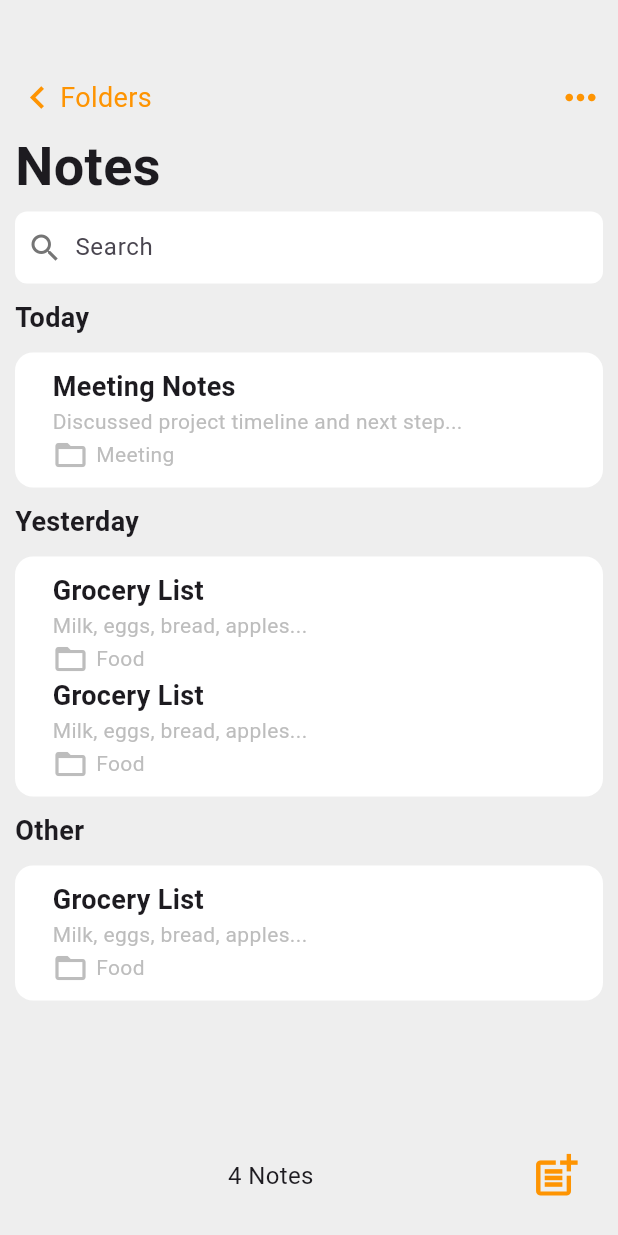
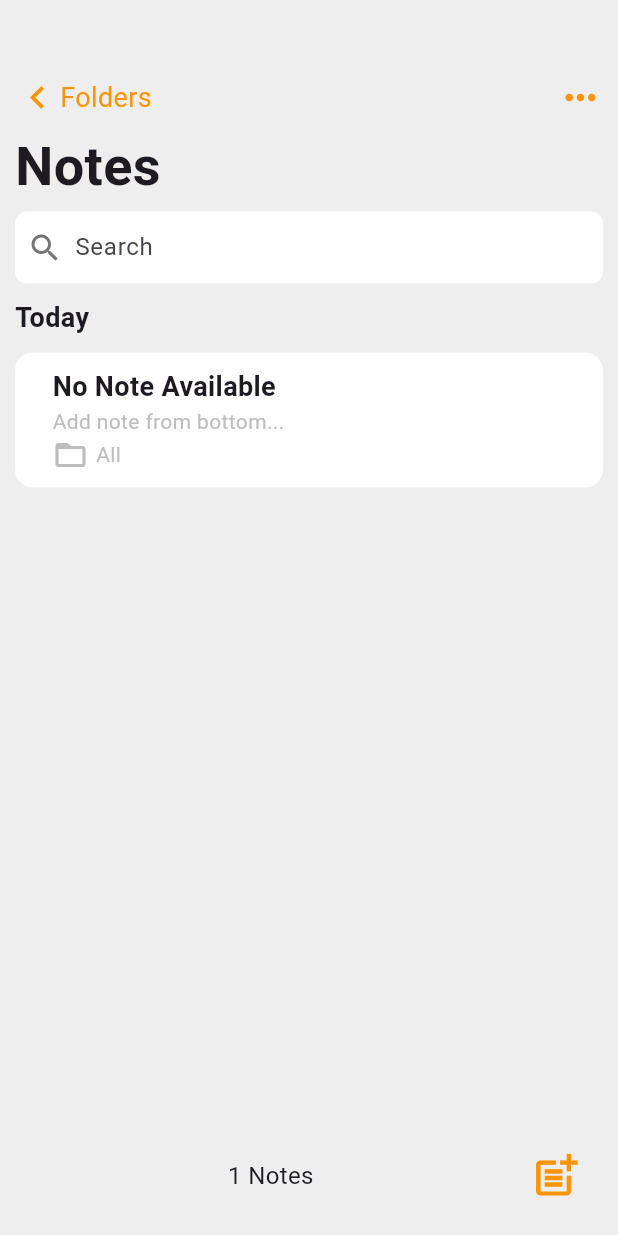
Before and after one commit to Ali01129/todo_android-app, a Flutter app: the screen it shows after launch, on a phone screen of 412 x 824 dp. Run offline on Flutter 3.47's test engine with Material 3 defaults, Android fonts, the phone set to English and light mode, and no system bars; drawn by our look-alikes of flutter_slidable; our stand-ins replace hive_flutter; accounts and stored records are empty.

Commit message:
edit note + hive

```diff
--- a/lib/data/newDatabase.dart
+++ b/lib/data/newDatabase.dart
@@ -1,68 +1,88 @@
+import 'package:hive_flutter/hive_flutter.dart';
+
 class Note {
-  final DateTime timestamp;
-  final String heading;
-  final String note;
+  DateTime timestamp;
+  String heading;
+  String note;
   final String folder;
 
-  Note({required this.timestamp, required this.heading, required this.note,required this.folder});
+  Note({
+    required this.timestamp,
+    required this.heading,
+    required this.note,
+    required this.folder,
+  });
+
+  // Convert Note object to Map
+  Map<String, dynamic> toMap() {
+    return {
+      'timestamp': timestamp.toIso8601String(),
+      'heading': heading,
+      'note': note,
+      'folder': folder,
+    };
+  }
+
+  // Convert Map to Note object
+  factory Note.fromMap(Map<String, dynamic> map) {
+    return Note(
+      timestamp: DateTime.parse(map['timestamp']),
+      heading: map['heading'],
+      note: map['note'],
+      folder: map['folder'],
+    );
+  }
 }
 
-List<Note> notes = [
-  Note(
+List<Note> notes = [];
+
+void createInitialData() {
+  Note newNote = Note(
+    heading: 'No Note Available',
+    note: 'Add note from bottom',
+    folder: 'All',
     timestamp: DateTime.now(),
-    heading: 'Meeting Notes',
-    note: 'Discussed project timeline and next steps.',
-    folder:'Meeting',
-  ),
-  Note(
-    timestamp: DateTime.now().subtract(Duration(days: 1)),
-    heading: 'Grocery List',
-    note: 'Milk, eggs, bread, apples',
-    folder: "Food",
-  ),
-  Note(
-    timestamp: DateTime.now().subtract(Duration(days: 5)),
-    heading: 'Grocery List',
-    note: 'Milk, eggs, bread, apples',
-    folder: "Food",
-  ),
-  Note(
-    timestamp: DateTime.now().subtract(Duration(days: 1)),
-    heading: 'Grocery List',
-    note: 'Milk, eggs, bread, apples',
-    folder: "Food",
-  ),
-];
+  );
+  notes.add(newNote);
+  updateDatabase();
+}
 
 List<Note> getNotesForToday() {
+  loadData();
   final today = DateTime.now();
-  return notes.where((note) => note.timestamp.year == today.year &&
+  return notes.where((note) =>
+  note.timestamp.year == today.year &&
       note.timestamp.month == today.month &&
-      note.timestamp.day == today.day).toList();
+      note.timestamp.day == today.day
+  ).toList();
 }
 
 List<Note> getNotesForYesterday() {
+  loadData();
   final yesterday = DateTime.now().subtract(Duration(days: 1));
-  return notes.where((note) => note.timestamp.year == yesterday.year &&
+  return notes.where((note) =>
+  note.timestamp.year == yesterday.year &&
       note.timestamp.month == yesterday.month &&
-      note.timestamp.day == yesterday.day).toList();
+      note.timestamp.day == yesterday.day
+  ).toList();
 }
 
 List<Note> getOtherNotes() {
+  loadData();
   final today = DateTime.now();
   final yesterday = today.subtract(Duration(days: 1));
   return notes.where((note) {
     final noteDate = note.timestamp;
     return !(noteDate.year == today.year &&
         noteDate.month == today.month &&
-        noteDate.day == today.day) && // Exclude today
+        noteDate.day == today.day) &&
         !(noteDate.year == yesterday.year &&
             noteDate.month == yesterday.month &&
-            noteDate.day == yesterday.day); // Exclude yesterday
+            noteDate.day == yesterday.day);
   }).toList();
 }
 
-//adding notes function
+// Adding notes function
 void addNote(String? heading, String? note, String folder) {
   if (heading == null || heading.isEmpty || note == null || note.isEmpty) {
     return;
@@ -74,10 +94,46 @@ void addNote(String? heading, String? note, String folder) {
     timestamp: DateTime.now(),
   );
   notes.add(newNote);
+  updateDatabase();
 }
 
+// Edit notes
+void editNotes(String? oldHeading, String? oldNote, String? heading, String? note) {
+  if (oldHeading == null || oldNote == null || heading == null || note == null) {
+    return;
+  }
+  int index = notes.indexWhere((n) => n.heading == oldHeading && n.note == oldNote);
+  if (index == -1) {
+    return;
+  }
+  notes[index].heading = heading;
+  notes[index].note = note;
+  notes[index].timestamp = DateTime.now();
+  updateDatabase();
+}
 
-//delete notes
-void deleteNote(String heading,String folder){
-  notes.removeWhere((note)=> note.heading==heading && note.folder==folder);
+// Delete notes
+void deleteNote(String heading, String folder) {
+  notes.removeWhere((note) => note.heading == heading && note.folder == folder);
+  updateDatabase();
 }
+
+final _mybox = Hive.box("notes-app");
+
+// Load data from the database
+void loadData() {
+  final data = _mybox.get("notes");
+  if (data != null) {
+    notes = List<Map<dynamic, dynamic>>.from(data)
+        .map((noteMap) => Note.fromMap(Map<String, dynamic>.from(noteMap)))
+        .toList();
+  } else {
+    notes = []; // Initialize with an empty list if no data is found
+  }
+}
+
+// Update the database
+void updateDatabase() {
+  final noteMaps = notes.map((note) => note.toMap()).toList();
+  _mybox.put("notes", noteMaps);
+}
--- a/lib/main.dart
+++ b/lib/main.dart
@@ -1,13 +1,17 @@
 import 'package:flutter/material.dart';
 import 'package:hive_flutter/hive_flutter.dart';
 import 'package:todo/pages/create_note.dart';
+import 'package:todo/pages/edit_note.dart';
 import 'package:todo/pages/home_page.dart';
 
 void main() async {
+
+  WidgetsFlutterBinding.ensureInitialized(); // Ensure Flutter is fully initialized
   // Initialize Hive
   await Hive.initFlutter();
+
   // Open a box
-  await Hive.openBox("mybox");
+  await Hive.openBox("notes-app");
 
   runApp(const MyApp());
 }
@@ -38,6 +42,7 @@ class MyApp extends StatelessWidget {
       themeMode: ThemeMode.system,
       routes: {
         "/CreateNote":(context)=> NotePage(),
+        "/EditNote":(context)=>EditNote(taskname: 'Heading', note: 'Note...'),
       },
       home: const HomePage(),
     );
--- a/lib/pages/home_page.dart
+++ b/lib/pages/home_page.dart
@@ -1,7 +1,5 @@
 import 'package:flutter/material.dart';
 import 'package:hive_flutter/hive_flutter.dart';
-import 'package:todo/data/database.dart';
-import 'package:todo/utils/dialog_box.dart';
 import 'package:todo/utils/todo_list.dart';
 import 'package:todo/data/newDatabase.dart';
 import 'package:todo/constants/colors.dart';
@@ -14,9 +12,8 @@ class HomePage extends StatefulWidget {
 }
 
 class _HomePageState extends State<HomePage> {
-  final _mybox = Hive.box("mybox");
+  final _mybox = Hive.box("notes-app");
   final TextEditingController _controller = TextEditingController();
-  final ToDoDatabase db = ToDoDatabase();
 
   List<Note> todayNotes = [];
   List<Note> yesterdayNotes = [];
@@ -24,10 +21,18 @@ class _HomePageState extends State<HomePage> {
 
   @override
   void initState() {
+    if(_mybox.get("notes")==null){
+      createInitialData();
+      todayNotes = getNotesForToday();
+      yesterdayNotes = getNotesForYesterday();
+      otherNotes = getOtherNotes();
+    }
+    else{
+      todayNotes = getNotesForToday();
+      yesterdayNotes = getNotesForYesterday();
+      otherNotes = getOtherNotes();
+    }
     super.initState();
-    todayNotes = getNotesForToday();
-    yesterdayNotes = getNotesForYesterday();
-    otherNotes = getOtherNotes();
   }
 
   void _refreshNotes() {
--- a/lib/utils/todo_list.dart
+++ b/lib/utils/todo_list.dart
@@ -25,7 +25,14 @@ class TodoList extends StatelessWidget {
 
 
 
-    return Slidable(
+    return GestureDetector(
+      onTap: (){
+        Navigator.pushNamed(context, '/EditNote',arguments: {
+          'taskname':taskname,
+          'note':note,
+        }).then((value){refresh();});
+      },
+      child: Slidable(
         endActionPane: ActionPane(
           motion: StretchMotion(),
           children: [
@@ -62,6 +69,7 @@ class TodoList extends StatelessWidget {
             ),
           ],
         ),
+      ),
     );
   }
 }
```
Also changed, not shown: lib/pages/edit_note.dart (added, +80 -0 lines). Lines whose indentation alone changed are shown as unchanged.
